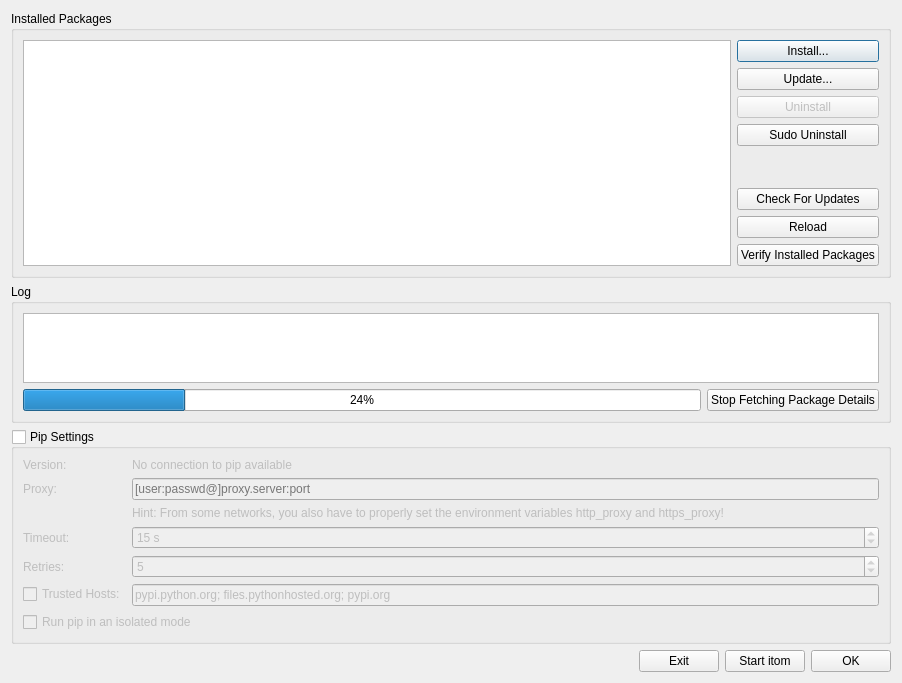
Qt form Qitom/ui/dialogPipManager.ui (itom-project/itom) before a commit.
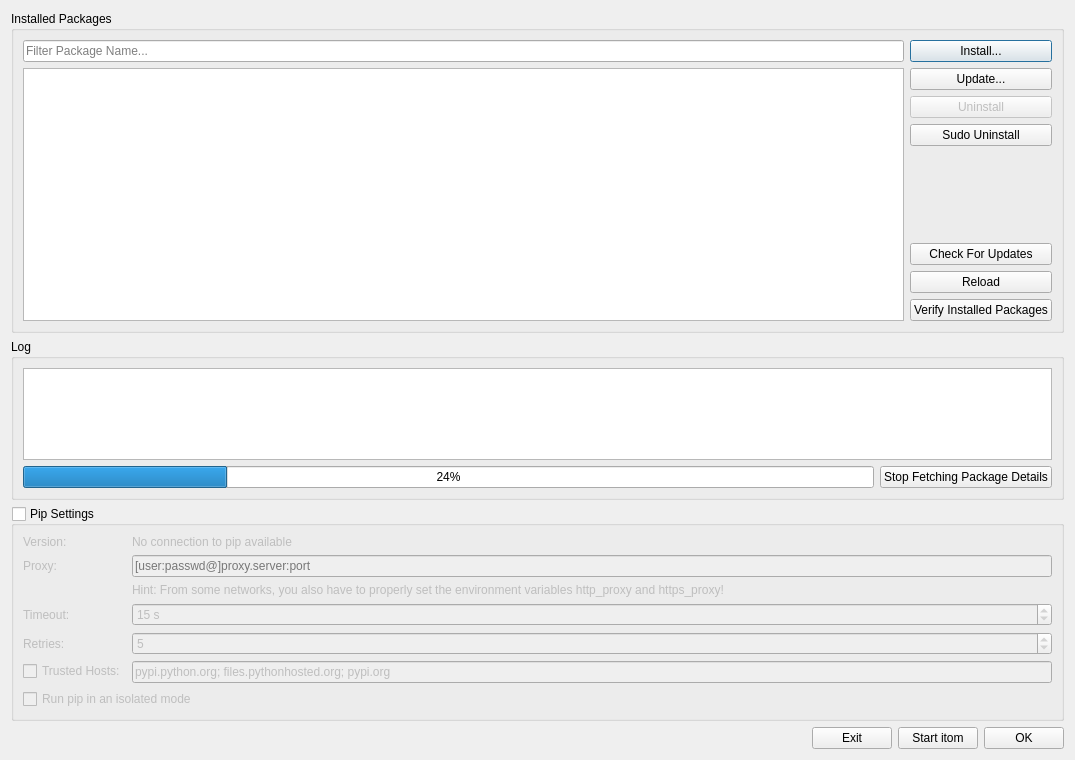
The same form after that commit. Custom widgets are drawn as their Qt base class.

Commit message: Package name filtering added by a search line edit widget in Python Package manager dialog

Diff of the .ui file:
```diff
--- a/Qitom/ui/dialogPipManager.ui
+++ b/Qitom/ui/dialogPipManager.ui
@@ -6,8 +6,8 @@
    <rect>
     <x>0</x>
     <y>0</y>
-    <width>902</width>
-    <height>683</height>
+    <width>1075</width>
+    <height>760</height>
    </rect>
   </property>
   <property name="windowTitle">
@@ -21,7 +21,24 @@
      </property>
      <layout class="QHBoxLayout" name="horizontalLayout_3">
       <item>
-       <widget class="ito::QTableViewItom" name="tablePackages"/>
+       <layout class="QVBoxLayout" name="verticalLayout_4">
+        <item>
+         <widget class="SearchBox" name="txtFilter">
+          <property name="placeholderText">
+           <string>Filter Package Name...</string>
+          </property>
+          <property name="clearButtonEnabled">
+           <bool>true</bool>
+          </property>
+          <property name="showSearchIcon">
+           <bool>false</bool>
+          </property>
+         </widget>
+        </item>
+        <item>
+         <widget class="ito::QTableViewItom" name="tablePackages"/>
+        </item>
+       </layout>
       </item>
       <item>
        <layout class="QVBoxLayout" name="verticalLayout">
@@ -336,6 +353,11 @@
    <header>collapsibleGroupBox.h</header>
    <container>1</container>
   </customwidget>
+  <customwidget>
+   <class>SearchBox</class>
+   <extends>QLineEdit</extends>
+   <header>searchBox.h</header>
+  </customwidget>
   <customwidget>
    <class>ito::QTableViewItom</class>
    <extends>QListView</extends>
```
The commit also changes 2 other files.
